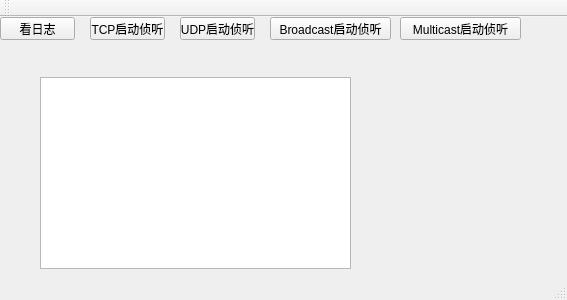
Old version of the form FuturePmsSolution/PlatformCentralServer/mainwindow.ui in the repository Anne081031/WinParkUI.
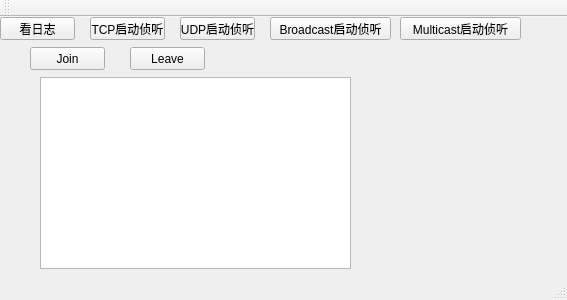
New version of the form.

What changed in the file:
```diff
--- a/FuturePmsSolution/PlatformCentralServer/mainwindow.ui
+++ b/FuturePmsSolution/PlatformCentralServer/mainwindow.ui
@@ -89,6 +89,32 @@
      <string>Multicast启动侦听</string>
     </property>
    </widget>
+   <widget class="QPushButton" name="pushButton_6">
+    <property name="geometry">
+     <rect>
+      <x>30</x>
+      <y>30</y>
+      <width>75</width>
+      <height>23</height>
+     </rect>
+    </property>
+    <property name="text">
+     <string>Join</string>
+    </property>
+   </widget>
+   <widget class="QPushButton" name="pushButton_7">
+    <property name="geometry">
+     <rect>
+      <x>130</x>
+      <y>30</y>
+      <width>75</width>
+      <height>23</height>
+     </rect>
+    </property>
+    <property name="text">
+     <string>Leave</string>
+    </property>
+   </widget>
   </widget>
   <widget class="QMenuBar" name="menuBar">
    <property name="geometry">
```
